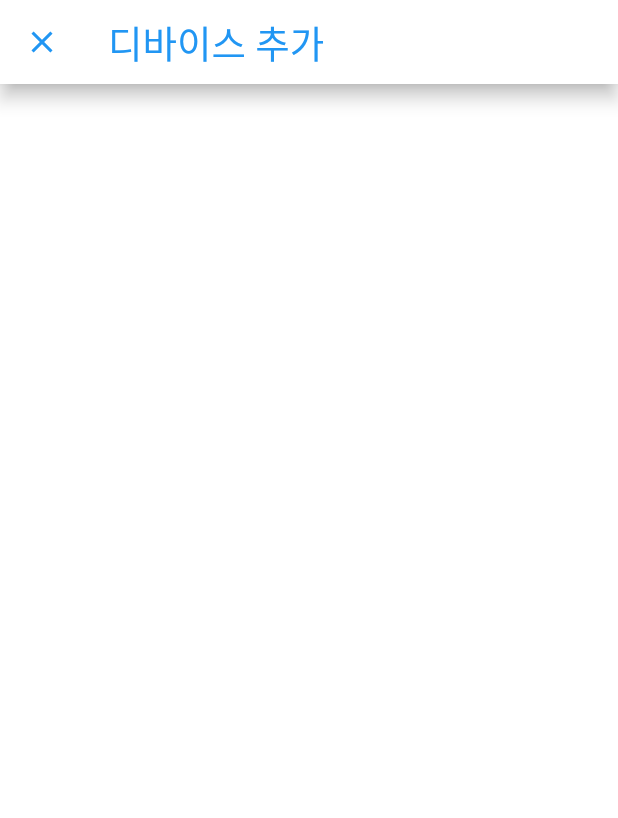
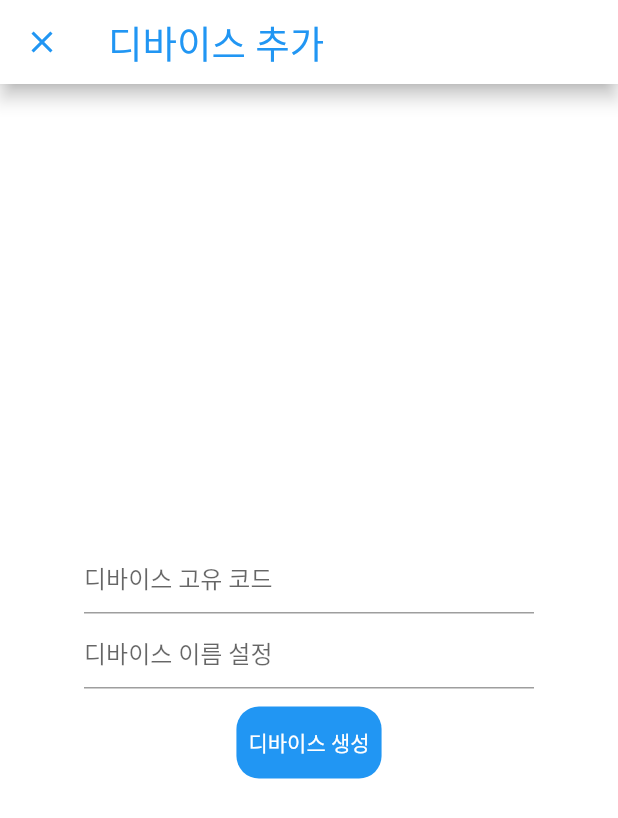
Before and after one commit to dhkimxx/smart-lamp, a Flutter app: the screen it shows after launch, after a tap on the "add circle" icon, on a phone screen of 412 x 824 dp. Shown: the top 818 px of the screen. Run offline on Flutter 3.47's test engine with Material 2 defaults, Android fonts, the phone set to English and light mode, and no system bars; our stand-ins replace shared_preferences; missing offline and left inert: mqtt_client.

Commit message:
add unit scrren - TextField

```diff
--- a/client/lib/screens/add_unit_screen.dart
+++ b/client/lib/screens/add_unit_screen.dart
@@ -5,7 +5,11 @@ class AddUnitScreen extends StatelessWidget {
 
   @override
   Widget build(BuildContext context) {
+    String? inputUnitCode;
+    String? inputUnitName;
+
     return Scaffold(
+      resizeToAvoidBottomInset: false,
       backgroundColor: Colors.white,
       appBar: AppBar(
         elevation: 5,
@@ -19,6 +23,58 @@ class AddUnitScreen extends StatelessWidget {
           ),
         ),
       ),
+      body: Row(
+        mainAxisAlignment: MainAxisAlignment.center,
+        children: [
+          Column(
+            mainAxisAlignment: MainAxisAlignment.center,
+            children: [
+              SizedBox(
+                width: 300,
+                height: 50,
+                child: TextField(
+                  decoration: const InputDecoration(
+                    hintText: '디바이스 고유 코드',
+                  ),
+                  onChanged: (value) {
+                    inputUnitCode = value;
+                  },
+                ),
+              ),
+              SizedBox(
+                width: 300,
+                height: 50,
+                child: TextField(
+                  decoration: const InputDecoration(
+                    hintText: '디바이스 이름 설정',
+                  ),
+                  onChanged: (value) {
+                    inputUnitName = value;
+                  },
+                ),
+              ),
+              const SizedBox(
+                height: 10,
+              ),
+              Container(
+                decoration: BoxDecoration(
+                  color: Colors.blue,
+                  borderRadius: BorderRadius.circular(15),
+                ),
+                child: TextButton(
+                  onPressed: () {
+                    print('$inputUnitCode, $inputUnitName');
+                  },
+                  child: const Text(
+                    '디바이스 생성',
+                    style: TextStyle(color: Colors.white),
+                  ),
+                ),
+              ),
+            ],
+          ),
+        ],
+      ),
     );
   }
 }
--- a/client/lib/screens/home_screen.dart
+++ b/client/lib/screens/home_screen.dart
@@ -40,13 +40,12 @@ class _HomeScreenState extends State<HomeScreen> {
             ),
           ),
         ),
-      body: unitExist
-          ? SingleChildScrollView(
+        body: SingleChildScrollView(
           child: Column(
-                children: const [],
+            children: const [
+              AddUnitWidget(),
+            ],
           ),
-            )
-          : const AddUnitWidget(),
-    );
+        ));
   }
 }
--- a/client/lib/widgets/add_unit_widget.dart
+++ b/client/lib/widgets/add_unit_widget.dart
@@ -6,10 +6,8 @@ class AddUnitWidget extends StatelessWidget {
 
   @override
   Widget build(BuildContext context) {
-    return Column(
-      mainAxisAlignment: MainAxisAlignment.center,
-      children: [
-        Row(
+    return Center(
+      child: Row(
         mainAxisAlignment: MainAxisAlignment.center,
         children: [
           GestureDetector(
@@ -30,7 +28,6 @@ class AddUnitWidget extends StatelessWidget {
           ),
         ],
       ),
-      ],
     );
   }
 }
```
Lines whose indentation alone changed are shown as unchanged.
